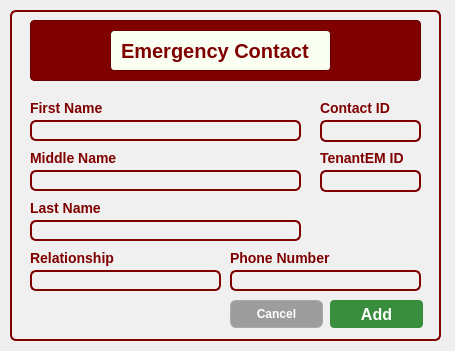
Before: the Qt Designer form CCC151-Group--BH-Management-System/UI_Files/AddEmergencyContact.ui in Kris2103/CCC151-Group--BH-Management-System, drawn with Qt 5.
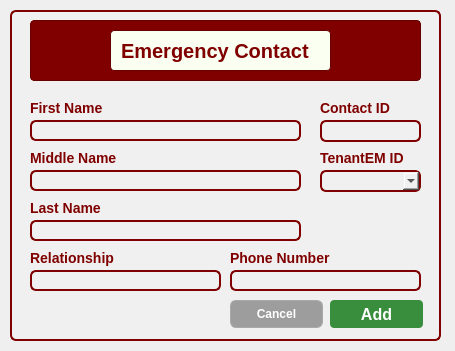
After: the same form once the commit is applied.

Commit message: All Add function updated but not yet perfect. Still have to adjust some conditions specially for the rent, payment, and emergency. Add tenant and room are working properly

What changed in the file:
```diff
--- a/CCC151-Group--BH-Management-System/UI_Files/AddEmergencyContact.ui
+++ b/CCC151-Group--BH-Management-System/UI_Files/AddEmergencyContact.ui
@@ -348,7 +348,7 @@
      <string>Cancel</string>
     </property>
    </widget>
-   <widget class="QLineEdit" name="TenantEMIDLineEdit_2">
+   <widget class="QComboBox" name="TenantEMIDComboBox">
     <property name="geometry">
      <rect>
       <x>310</x>
```
Left out of the diff: 2 changed lines with no effect on the pictures. The commit also changes 31 other files.
